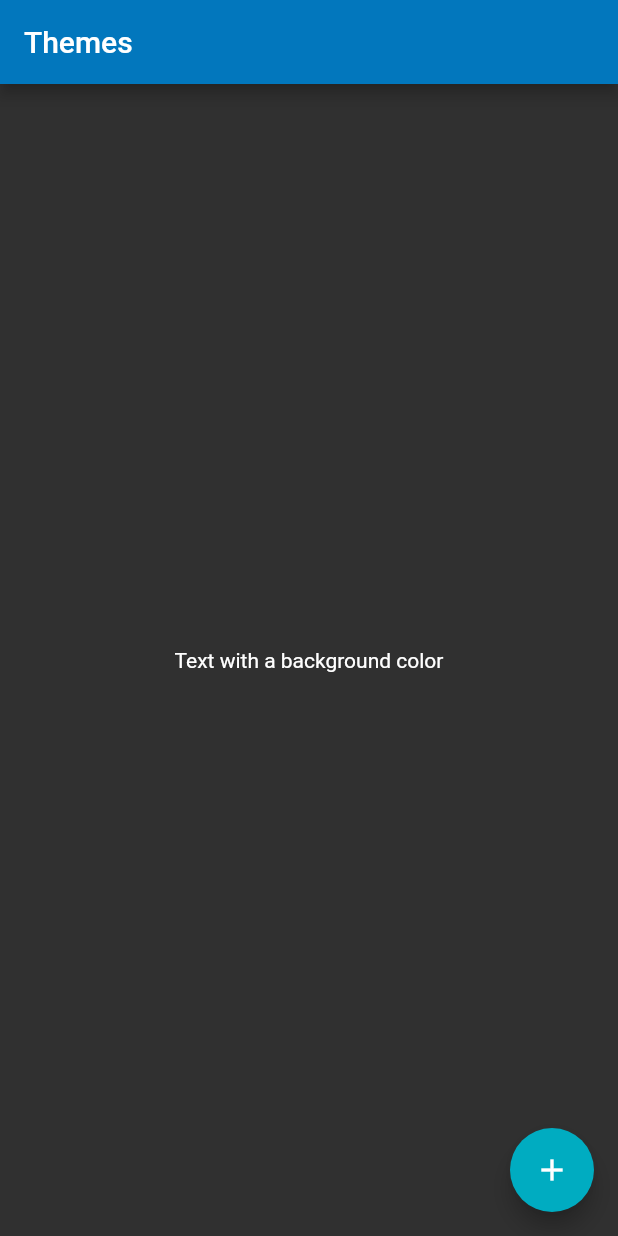
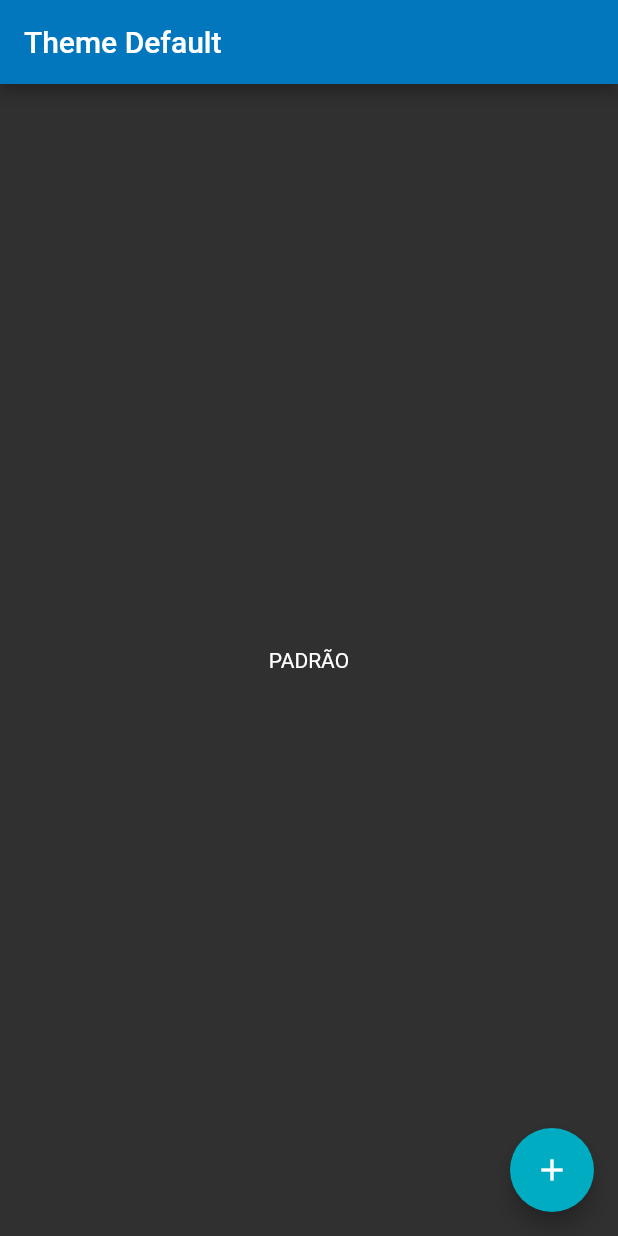
Before and after one commit to vinimass/themes_app, a Flutter app: the screen it shows after launch, on a phone screen of 412 x 824 dp. Run offline on Flutter 3.47's test engine with Material 2 defaults, Android fonts, the phone set to English and light mode, and no system bars; Roboto replaces fonts that are missing (Hind, Montserrat).

Commit message:
Theme sobrescrito

```diff
--- a/lib/main.dart
+++ b/lib/main.dart
@@ -1,4 +1,5 @@
 import 'package:flutter/material.dart';
+import 'theme.dart' as EstiloPadrao;
 
 void main() => runApp(new MyApp());
 
@@ -9,24 +10,8 @@ class MyApp extends StatelessWidget {
     return new
       MaterialApp(
         title: 'Flutter Demo',
-        theme: new ThemeData(
-          // Define the default Brightness and Colors
-          brightness: Brightness.dark,
-          primaryColor: Colors.lightBlue[800],
-          accentColor: Colors.cyan[600],
-
-          // Define the default Font Family
-          fontFamily: 'Montserrat',
-
-          // Define the default TextTheme. Use this to specify the default
-          // text styling for headlines, titles, bodies of text, and more.
-          textTheme: TextTheme(
-            headline: TextStyle(fontSize: 40.0, fontWeight: FontWeight.bold),
-            title: TextStyle(fontSize: 26.0, fontStyle: FontStyle.italic),
-            body1: TextStyle(fontSize: 14.0, fontFamily: 'Hind'),
-          ),
-        ),
-        home: new MyHomePage(title: 'Themes'),
+        theme: EstiloPadrao.padrao,
+        home: new MyHomePage(title: 'Theme Default'),
       );
   }
 }
@@ -46,7 +31,7 @@ class MyHomePage extends StatelessWidget {
       body: Center(
         child: Container(
           child: Text(
-            'Text with a background color',
+            'PADRÃO',
           ),
         ),
       ),
@@ -54,7 +39,7 @@ class MyHomePage extends StatelessWidget {
         child: FloatingActionButton(
           onPressed: () async{
             final retIptu = await Navigator.push(context,
-                MaterialPageRoute(builder: (context) => IPTU(title: 'Theme: IPTU'))
+                MaterialPageRoute(builder: (context) => IPTU(title: 'Theme IPTU'))
             );
           },
           child: Icon(Icons.add),
--- a/lib/theme.dart
+++ b/lib/theme.dart
@@ -23,23 +23,20 @@
 
 import 'package:flutter/material.dart';
 
-final ThemeData CompanyThemeData = new ThemeData(
-    brightness: Brightness.light,
-    primaryColor: CompanyColors.padrao[50],
-    primaryColorBrightness: Brightness.light,
-    accentColor: CompanyColors.iptu[50],
-    accentColorBrightness: Brightness.light
+final ThemeData padrao = new ThemeData(
+  // Define the default Brightness and Colors
+  brightness: Brightness.dark,
+  primaryColor: Colors.lightBlue[800],
+  accentColor: Colors.cyan[600],
+
+  // Define the default Font Family
+  fontFamily: 'Montserrat',
+
+  // Define the default TextTheme. Use this to specify the default
+  // text styling for headlines, titles, bodies of text, and more.
+  textTheme: TextTheme(
+    headline: TextStyle(fontSize: 40.0, fontWeight: FontWeight.bold),
+    title: TextStyle(fontSize: 26.0, fontStyle: FontStyle.italic),
+    body1: TextStyle(fontSize: 14.0, fontFamily: 'Hind'),
+  ),
 );
-
-class CompanyColors {
-  CompanyColors._(); // this basically makes it so you can instantiate this class
-  static const Map<int, Color> padrao = const <int, Color> {
-    50: const Color(515454),
-    100: const Color(56454)
-  };
-
-  static const Map<int, Color> iptu = const <int, Color> {
-    50: const Color(1111121),
-    100: const Color(555554)
-  };
-}
```
